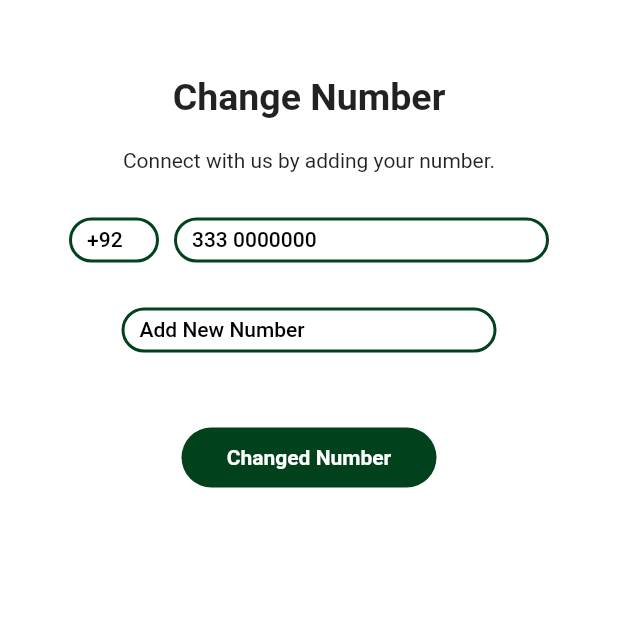
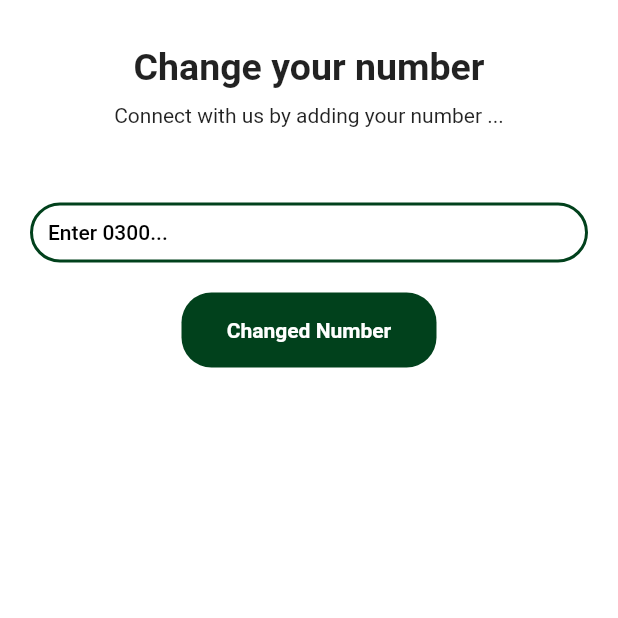
Before and after one commit to Esha-15-17/wakeel_app, a Flutter app: the menu screen opened directly, after a tap on "Change number", on a phone screen of 412 x 824 dp, the top half of it. Run offline on Flutter 3.47's test engine with Material 2 defaults, Android fonts, the light colour scheme and no system bars; our stand-ins replace carousel_slider, csc_picker, flutter_rating_bar, flutter_secure_storage, group_radio_button, image_picker and 2 more; missing offline and left inert: animated_radio_buttons, molten_navigationbar_flutter; accounts and stored records are empty; network calls fail.

Commit message:
adding changed num screen

```diff
--- a/lib/changed_num.dart
+++ b/lib/changed_num.dart
@@ -1,10 +1,51 @@
 import 'package:flutter/foundation.dart';
 import 'package:flutter/material.dart';
-import 'log_inScreen.dart';
+import 'package:http/http.dart' as http;
+import 'dart:convert';
+import 'package:shared_preferences/shared_preferences.dart';
+import 'Constant.dart';
 import 'menu.dart';
-class changednumber extends StatelessWidget {
-  const changednumber({Key? key}) : super(key: key);
 
+class changednum extends StatefulWidget {
+  const changednum({Key? key}) : super(key: key);
+
+  @override
+  State<changednum> createState() => _changednumState();
+}
+
+class _changednumState extends State<changednum> {
+  TextEditingController numController = TextEditingController();
+
+  Future<void> verify(String num) async {
+
+    try {
+      final SharedPreferences prefs = await SharedPreferences.getInstance();
+      String? token = prefs.getString("token");
+      final response = await http.post(
+        Uri.parse('${Constants.API_URL}/change-phone-number'),
+        headers: <String, String>{
+          'Content-Type': 'application/json;charSet=UTF-8',
+          'Accept': '*/*',
+          'Authorization': 'Bearer $token',
+        },
+        body: jsonEncode({
+          'newPhoneNumber': num,
+
+        }),
+      );
+      if (response.statusCode == 200) {
+        print('update successful');
+        Navigator.push(
+          context,
+          MaterialPageRoute(builder: (context) => menu()),
+        );
+      } else {
+        print('update failed: ${response.body}');
+      }
+    } catch (e) {
+      print('Error during update: ${e.toString()}');
+    }
+  }
 
   @override
   Widget build(BuildContext context) {
@@ -17,147 +58,80 @@ class changednumber extends StatelessWidget {
             crossAxisAlignment: CrossAxisAlignment.center,
             children: [
               SizedBox(
-                      height: 50,
+                height: 30,
                 width: 100,
               ),
               Text(
-                      'Change Number',
-                      textAlign:TextAlign.center,
-                      style: TextStyle(
-                          fontWeight: FontWeight.bold, fontSize: 25),
+                'Change your number',
+                style: TextStyle(fontWeight: FontWeight.bold, fontSize: 25),
+              ),
+              SizedBox(
+                height: 10,
+              ),
+              Text('Connect with us by adding your number ...'),
+              SizedBox(
+                height: 30,
               ),
               SizedBox(
                 height: 20,
               ),
-                    Text('Connect with us by adding your number.'),
-                    SizedBox(
-                      height: 30,
-                    ),
-                  SizedBox(
-                    width: 10,
-                  ),
-                  Row(
-                    mainAxisAlignment: MainAxisAlignment.center,
-                    children: [
-                      Container(
-                          height: 30,
-                          width: 60,
-                          decoration: BoxDecoration(
-                              color:Colors.white,
-                              borderRadius: BorderRadius.circular(20)),
-                          child: Center(
+              Padding(
+                padding: EdgeInsets.symmetric(horizontal: 20),
+                child: SizedBox(
+                  height: 40,
                   child: TextField(
+                    controller: numController,
                     style: TextStyle(color: Color(0xff01411C)),
                     decoration: InputDecoration(
-                                  hintText: '+92',
+                      hintText: 'Enter 0300...',
                       focusColor: Color(0xff01411C),
                       contentPadding: EdgeInsets.all(8),
                       focusedBorder: OutlineInputBorder(
                         borderRadius: BorderRadius.circular(50),
-                                      borderSide: BorderSide(
-                                          color: Color(0xff01411C), width: 2.0)),
+                        borderSide: BorderSide(color: Color(0xff01411C),
+                            width: 2.0),
+                      ),
                       enabledBorder: OutlineInputBorder(
                         borderRadius: BorderRadius.circular(50),
-                                      borderSide: BorderSide(
-                                          color: const Color(0xff01411C), width: 2.0)),
+                        borderSide: BorderSide(color: Color(0xff01411C),
+                            width: 2.0),
+                      ),
                       border: OutlineInputBorder(
                         borderRadius: BorderRadius.circular(50),
                         borderSide: BorderSide(color: Colors.black),
-                                  )),
                       ),
-                          )
                     ),
-                          const SizedBox(
-                        width: 10,
                   ),
-                      Container(
-                          height: 30,
-                          width: 250,
-                          decoration: BoxDecoration(
-                              color:Colors.white,
-                              borderRadius: BorderRadius.circular(20)),
-                          child: Center(
-                            child: TextField(
-                              style: TextStyle(color: Color(0xff01411C)),
-                              decoration: InputDecoration(
-                                  hintText: '333 0000000',
-                                  focusColor: Color(0xff01411C),
-                                  contentPadding: EdgeInsets.all(8),
-                                  focusedBorder: OutlineInputBorder(
-                                      borderRadius: BorderRadius.circular(50),
-                                      borderSide: BorderSide(
-                                          color: Color(0xff01411C), width: 2.0)),
-                                  enabledBorder: OutlineInputBorder(
-                                      borderRadius: BorderRadius.circular(50),
-                                      borderSide: BorderSide(
-                                          color: const Color(0xff01411C), width: 2.0)),
-                                  border: OutlineInputBorder(
-                                    borderRadius: BorderRadius.circular(50),
-                                    borderSide: BorderSide(color: Colors.black),
-                                  )),
                 ),
-                          )
-                      ),
-
-                    ],
-                  ),
-                    const SizedBox(
-                      height: 30,
               ),
               SizedBox(
-                      width: 10,
+                height: 20,
               ),
-                    Container(
-                        height: 30,
-                        width: 250,
-                        decoration: BoxDecoration(
-                            color:Colors.white,
-                            borderRadius: BorderRadius.circular(20)),
-                        child: Center(
-                          child: TextField(
-                            style: TextStyle(color: Color(0xff01411C)),
-                            decoration: InputDecoration(
-                                hintText: 'Add New Number',
-                                focusColor: Color(0xff01411C),
-                                contentPadding: EdgeInsets.all(8),
-                                focusedBorder: OutlineInputBorder(
-                                    borderRadius: BorderRadius.circular(50),
-                                    borderSide: BorderSide(
-                                        color: Color(0xff01411C), width: 2.0)),
-                                enabledBorder: OutlineInputBorder(
-                                    borderRadius: BorderRadius.circular(50),
-                                    borderSide: BorderSide(
-                                        color: const Color(0xff01411C), width: 2.0)),
-                                border: OutlineInputBorder(
-                                  borderRadius: BorderRadius.circular(50),
-                                  borderSide: BorderSide(color: Colors.black),
-                                )),
-                          ),
-                        )
-                    ),
-                    SizedBox(
+              GestureDetector(
+                onTap: () {
+                  verify(numController.text);
+                },
+                child: Container(
                   height: 50,
-                    ),
-                    Container(
-                      height: 40,
                   width: 170,
                   decoration: BoxDecoration(
                     color: Color(0xff01411C),
-                          borderRadius: BorderRadius.circular(20)),
+                    borderRadius: BorderRadius.circular(20),
+                  ),
                   child: Center(
                     child: Text(
                       'Changed Number',
                       style: TextStyle(
                           color: Colors.white, fontWeight: FontWeight.bold),
-                          )),
                     ),
-
-    ]
                   ),
-    )
+                ),
+              ),
+            ],
+          ),
+        ),
       ),
     );
   }
 
-
 }
--- a/lib/menu.dart
+++ b/lib/menu.dart
@@ -9,6 +9,7 @@ import 'notfications_screen.dart';
 import 'legal_sevices.dart';
 import 'contactus.dart';
 import 'reset_password.dart';
+import 'changed_num.dart';
 
 class menu extends StatelessWidget {
   const menu({super.key});
@@ -124,25 +125,26 @@ class menu extends StatelessWidget {
         SizedBox(
           height: 15,
         ),
-        Row(
+
+        InkWell(
+          onTap: () {
+            Navigator.push
+              (context,
+                MaterialPageRoute(
+                    builder: (context) => changednum()));
+          },
+          child: Row(
             mainAxisAlignment: MainAxisAlignment.center,
             children: [
               Icon(
 
                 Icons.numbers
               ),
-            InkWell(
-              onTap: () {
-                Navigator.push
-                  (context,
-                    MaterialPageRoute(
-                        builder: (context) => changednumber()));
-              },
-              child: Text(
+               Text(
                   'Change number',
                   style: TextStyle(fontSize: 15),
                 ),
-            ),
+
               SizedBox(
                 width: 215,
               ),
@@ -152,6 +154,7 @@ class menu extends StatelessWidget {
                 size: 15,
               ),
             ],
+          ),
         ),SizedBox(
           height: 15,
         ),
```
Also changed, not shown: lib/lawyer_profile.dart (+40 -23 lines). Lines whose indentation alone changed are shown as unchanged.
